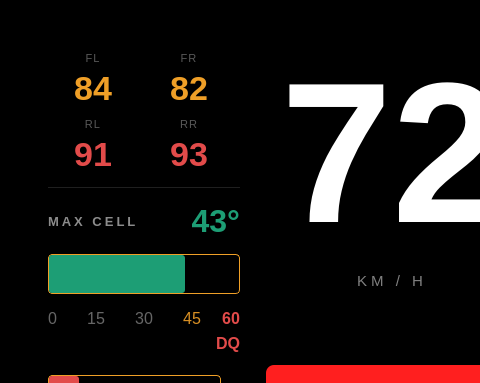
Above: untitled/mainwindow.ui from McGillFormulaElectric/Raspberry-Pi-Dashboard before the change; both pictures show x 0 to 480 and y 0 to 383 of the 800 by 480 pixel window. Below: the same form after it.
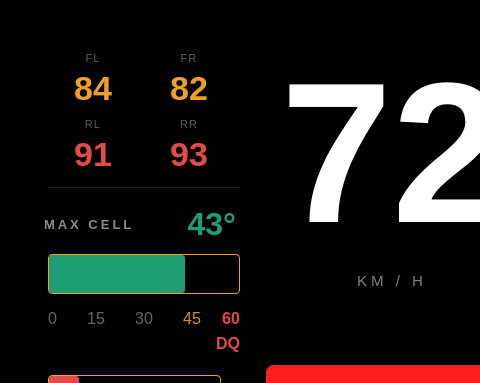
That is the form after the change. Icons and pictures are not drawn.

Patch:
```diff
--- a/untitled/mainwindow.ui
+++ b/untitled/mainwindow.ui
@@ -4970,8 +4970,8 @@
       <widget class="QFrame" name="maxCellHeaderRow">
        <property name="geometry">
         <rect>
-         <x>14</x>
-         <y>167</y>
+         <x>10</x>
+         <y>170</y>
          <width>192</width>
          <height>42</height>
         </rect>
```
